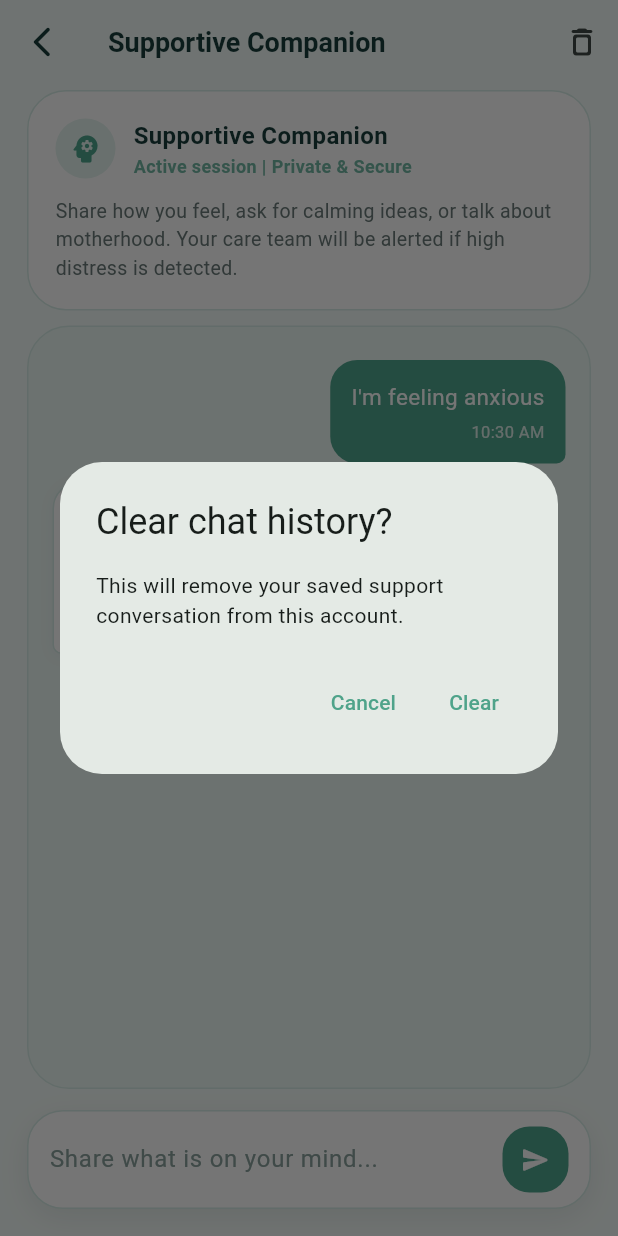
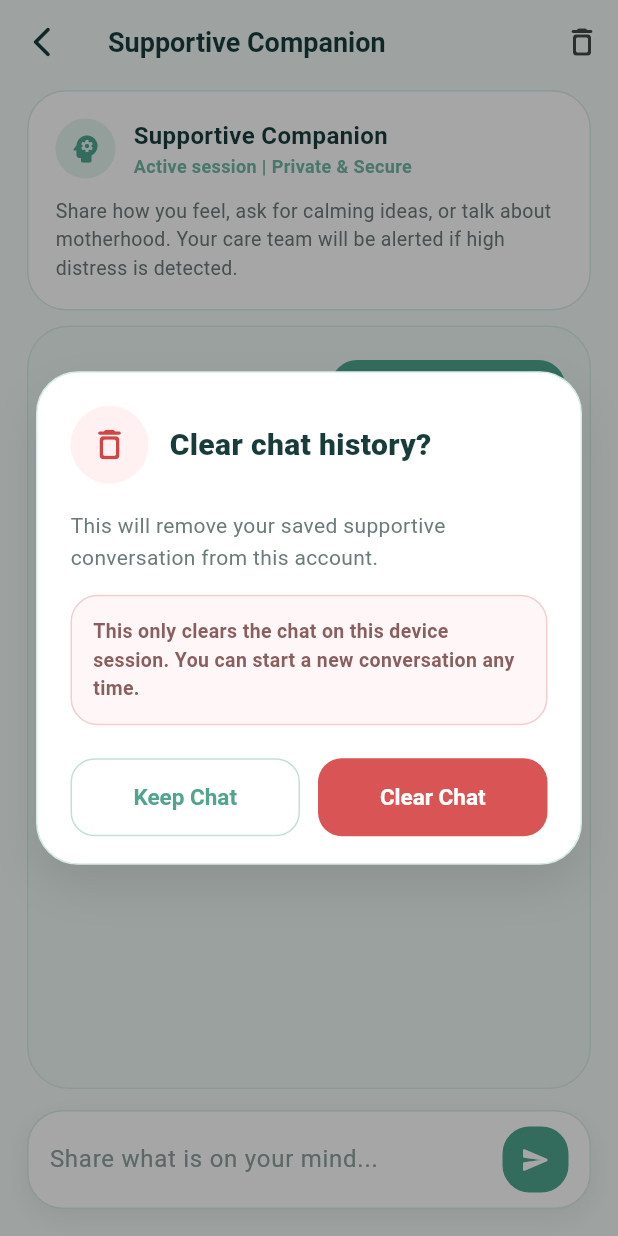
Before and after one commit to BindyaUmayangani/MamaBalance-System, a Flutter app: the ChatbotScreen screen opened by its route, after a tap on "I'm feeling anxious", after a tap on the "delete outline" icon, on a phone screen of 412 x 824 dp. Run offline on Flutter 3.47's test engine with Material 3 defaults, Android fonts, the phone set to English and light mode, and no system bars; our stand-ins replace cloud_firestore, firebase_auth, firebase_core, firebase_storage, fl_chart, google_generative_ai and 4 more; missing offline and left inert: app_badge_plus, cryptography; accounts and stored records are empty; network calls fail; statements that could not run were skipped.

Commit message:
ui: improve consistency and user experience

```diff
--- a/MamaBalance-Mobile/lib/screens/chatbot_screen.dart
+++ b/MamaBalance-Mobile/lib/screens/chatbot_screen.dart
@@ -191,21 +191,130 @@ class _ChatbotScreenState extends State<ChatbotScreen> {
   Future<void> _clearChat() async {
     final shouldClear = await showDialog<bool>(
           context: context,
-          builder: (context) => AlertDialog(
-            title: const Text('Clear chat history?'),
-            content: const Text(
-              'This will remove your saved support conversation from this account.',
+          barrierColor: Colors.black.withOpacity(0.35),
+          builder: (context) => Dialog(
+            backgroundColor: Colors.transparent,
+            insetPadding: const EdgeInsets.symmetric(horizontal: 24, vertical: 24),
+            child: Container(
+              padding: const EdgeInsets.fromLTRB(22, 22, 22, 18),
+              decoration: BoxDecoration(
+                color: Colors.white,
+                borderRadius: BorderRadius.circular(28),
+                border: Border.all(color: const Color(0xFFD6ECE6)),
+                boxShadow: const [
+                  BoxShadow(
+                    color: Color(0x18000000),
+                    blurRadius: 26,
+                    offset: Offset(0, 14),
+                  ),
+                ],
+              ),
+              child: Column(
+                mainAxisSize: MainAxisSize.min,
+                crossAxisAlignment: CrossAxisAlignment.start,
+                children: [
+                  Row(
+                    children: [
+                      Container(
+                        width: 52,
+                        height: 52,
+                        decoration: const BoxDecoration(
+                          color: Color(0xFFFFF1F1),
+                          shape: BoxShape.circle,
+                        ),
+                        child: const Icon(
+                          Icons.delete_outline_rounded,
+                          color: Color(0xFFD04545),
+                          size: 26,
+                        ),
+                      ),
+                      const SizedBox(width: 14),
+                      const Expanded(
+                        child: Text(
+                          'Clear chat history?',
+                          style: TextStyle(
+                            color: _text,
+                            fontSize: 20,
+                            fontWeight: FontWeight.w800,
+                          ),
+                        ),
+                      ),
+                    ],
+                  ),
+                  const SizedBox(height: 18),
+                  const Text(
+                    'This will remove your saved supportive conversation from this account.',
+                    style: TextStyle(
+                      color: _muted,
+                      fontSize: 14,
+                      height: 1.5,
+                    ),
+                  ),
+                  const SizedBox(height: 14),
+                  Container(
+                    width: double.infinity,
+                    padding: const EdgeInsets.all(14),
+                    decoration: BoxDecoration(
+                      color: const Color(0xFFFFF7F7),
+                      borderRadius: BorderRadius.circular(18),
+                      border: Border.all(color: const Color(0xFFF4CDCD)),
+                    ),
+                    child: const Text(
+                      'This only clears the chat on this device session. You can start a new conversation any time.',
+                      style: TextStyle(
+                        color: Color(0xFF8B5E5E),
+                        fontSize: 13,
+                        height: 1.45,
+                        fontWeight: FontWeight.w600,
+                      ),
+                    ),
+                  ),
+                  const SizedBox(height: 22),
+                  Row(
+                    children: [
+                      Expanded(
+                        child: OutlinedButton(
+                          onPressed: () => Navigator.pop(context, false),
+                          style: OutlinedButton.styleFrom(
+                            minimumSize: const Size.fromHeight(52),
+                            side: BorderSide(color: _accent.withOpacity(0.35)),
+                            shape: RoundedRectangleBorder(
+                              borderRadius: BorderRadius.circular(16),
+                            ),
+                            foregroundColor: _accent,
+                            textStyle: const TextStyle(
+                              fontSize: 15,
+                              fontWeight: FontWeight.w700,
+                            ),
+                          ),
+                          child: const Text('Keep Chat'),
+                        ),
+                      ),
+                      const SizedBox(width: 12),
+                      Expanded(
+                        child: ElevatedButton(
+                          onPressed: () => Navigator.pop(context, true),
+                          style: ElevatedButton.styleFrom(
+                            minimumSize: const Size.fromHeight(52),
+                            backgroundColor: const Color(0xFFD95454),
+                            foregroundColor: Colors.white,
+                            elevation: 0,
+                            shape: RoundedRectangleBorder(
+                              borderRadius: BorderRadius.circular(16),
+                            ),
+                            textStyle: const TextStyle(
+                              fontSize: 15,
+                              fontWeight: FontWeight.w700,
+                            ),
+                          ),
+                          child: const Text('Clear Chat'),
+                        ),
+                      ),
+                    ],
+                  ),
+                ],
+              ),
             ),
-            actions: [
-              TextButton(
-                onPressed: () => Navigator.pop(context, false),
-                child: const Text('Cancel'),
-              ),
-              TextButton(
-                onPressed: () => Navigator.pop(context, true),
-                child: const Text('Clear'),
-              ),
-            ],
           ),
         ) ??
         false;
```
